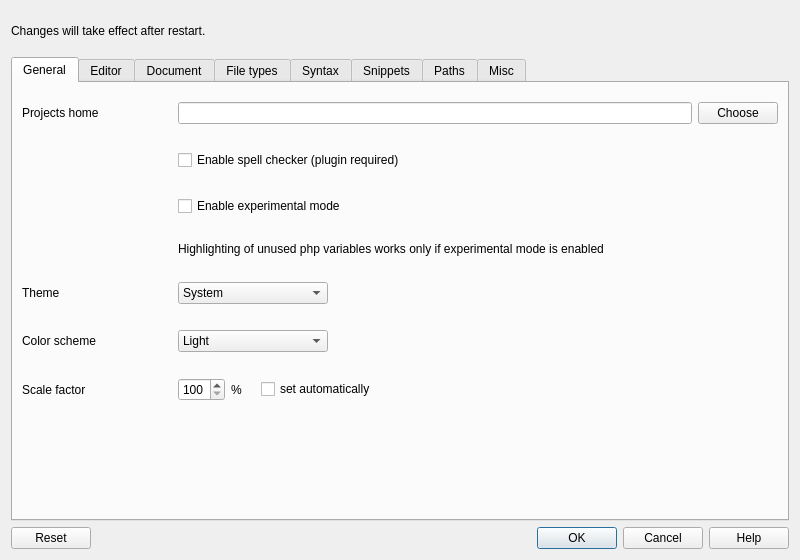
Before: the Qt Designer form ui/settings.ui in ziracms/editor, drawn with Qt 5.
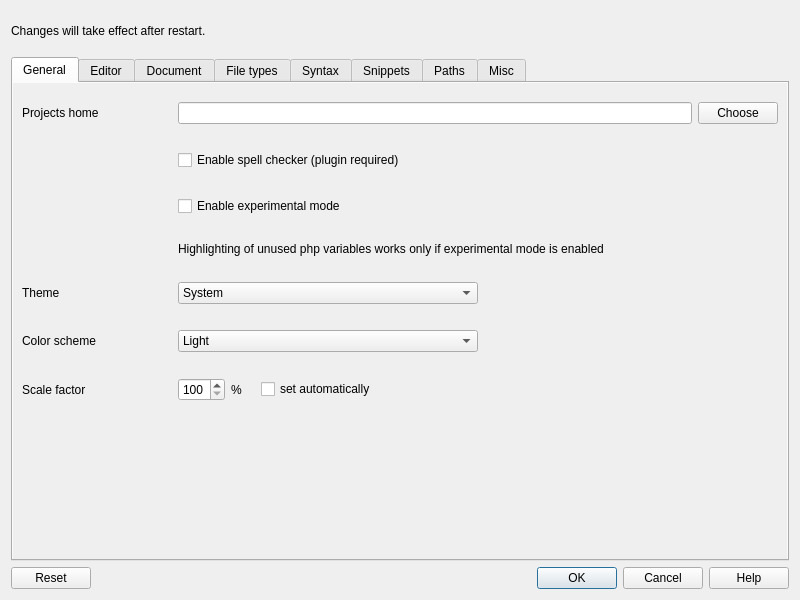
After: the same form once the commit is applied.

Commit message: settings dialog scrollable

What changed in the file:
```diff
--- a/ui/settings.ui
+++ b/ui/settings.ui
@@ -7,13 +7,13 @@
     <x>0</x>
     <y>0</y>
     <width>800</width>
-    <height>560</height>
+    <height>600</height>
    </rect>
   </property>
   <property name="minimumSize">
    <size>
     <width>800</width>
-    <height>560</height>
+    <height>600</height>
    </size>
   </property>
   <property name="windowTitle">
@@ -69,6 +69,39 @@
        <string>General</string>
       </attribute>
       <layout class="QVBoxLayout" name="verticalLayout_4">
+       <property name="spacing">
+        <number>0</number>
+       </property>
+       <property name="leftMargin">
+        <number>0</number>
+       </property>
+       <property name="topMargin">
+        <number>0</number>
+       </property>
+       <property name="rightMargin">
+        <number>0</number>
+       </property>
+       <property name="bottomMargin">
+        <number>0</number>
+       </property>
+       <item>
+        <widget class="QScrollArea" name="generalSettingsScrollArea">
+         <property name="frameShape">
+          <enum>QFrame::NoFrame</enum>
+         </property>
+         <property name="widgetResizable">
+          <bool>true</bool>
+         </property>
+         <widget class="QWidget" name="scrollAreaWidgetContents">
+          <property name="geometry">
+           <rect>
+            <x>0</x>
+            <y>0</y>
+            <width>778</width>
+            <height>468</height>
+           </rect>
+          </property>
+          <layout class="QVBoxLayout" name="verticalLayout_10">
        <item>
         <layout class="QHBoxLayout" name="projectHomeLayout">
          <property name="topMargin">
@@ -188,9 +221,15 @@
          </item>
          <item>
           <widget class="QComboBox" name="generalThemeCombobox">
+               <property name="sizePolicy">
+                <sizepolicy hsizetype="Expanding" vsizetype="Fixed">
+                 <horstretch>0</horstretch>
+                 <verstretch>0</verstretch>
+                </sizepolicy>
+               </property>
            <property name="minimumSize">
             <size>
-             <width>150</width>
+                 <width>0</width>
              <height>0</height>
             </size>
            </property>
@@ -249,9 +288,15 @@
          </item>
          <item>
           <widget class="QComboBox" name="generalColorSchemeCombobox">
+               <property name="sizePolicy">
+                <sizepolicy hsizetype="Expanding" vsizetype="Fixed">
+                 <horstretch>0</horstretch>
+                 <verstretch>0</verstretch>
+                </sizepolicy>
+               </property>
            <property name="minimumSize">
             <size>
-             <width>150</width>
+                 <width>0</width>
              <height>0</height>
             </size>
            </property>
@@ -360,6 +405,10 @@
        </item>
       </layout>
      </widget>
+        </widget>
+       </item>
+      </layout>
+     </widget>
      <widget class="QWidget" name="editorSettingsTab">
       <attribute name="title">
        <string>Editor</string>
```
Left out of the diff: 277 changed lines with no effect on the pictures. Lines whose indentation alone changed are shown as unchanged.
